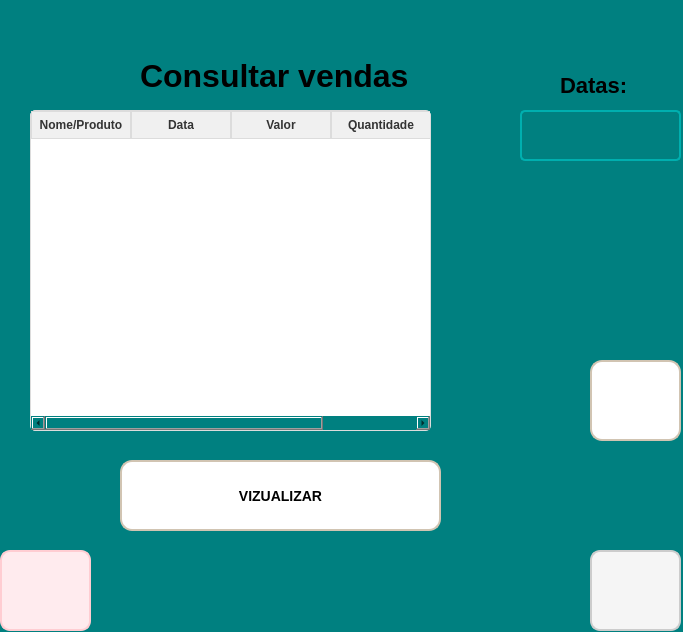
Qt form frm_VendasDiarias.ui (ArielAraujo18/ErpSistema) before a commit.
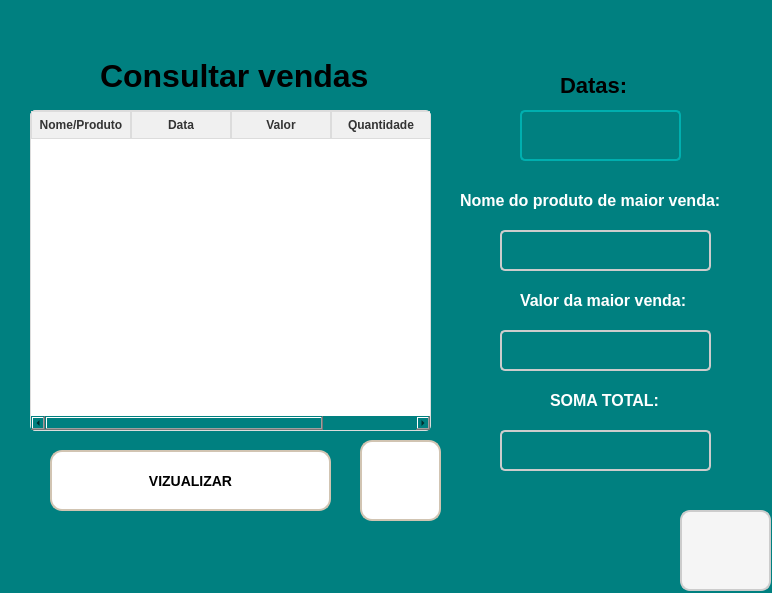
The same form after that commit. Icons and pictures are not drawn.

Patch:
```diff
--- a/frm_VendasDiarias.ui
+++ b/frm_VendasDiarias.ui
@@ -6,8 +6,8 @@
    <rect>
     <x>0</x>
     <y>0</y>
-    <width>683</width>
-    <height>632</height>
+    <width>772</width>
+    <height>593</height>
    </rect>
   </property>
   <property name="windowTitle">
@@ -22,7 +22,7 @@
   <widget class="QLabel" name="labe_Lucros">
    <property name="geometry">
     <rect>
-     <x>140</x>
+     <x>100</x>
      <y>60</y>
      <width>281</width>
      <height>31</height>
@@ -44,10 +44,10 @@
   <widget class="QPushButton" name="btn_Visualizar">
    <property name="geometry">
     <rect>
-     <x>120</x>
-     <y>460</y>
-     <width>321</width>
-     <height>71</height>
+     <x>50</x>
+     <y>450</y>
+     <width>281</width>
+     <height>61</height>
     </rect>
    </property>
    <property name="styleSheet">
@@ -81,53 +81,11 @@
     <string>VIZUALIZAR</string>
    </property>
   </widget>
-  <widget class="QPushButton" name="btn_excluir">
-   <property name="geometry">
-    <rect>
-     <x>0</x>
-     <y>550</y>
-     <width>91</width>
-     <height>81</height>
-    </rect>
-   </property>
-   <property name="styleSheet">
-    <string notr="true">QPushButton {
-    background-color: #ffebee; 
-    border: 2px solid #ffcdd2;
-    border-radius: 10px;
-    color: #b71c1c; 
-    font-size: 14px;
-    font-weight: bold;
-    padding: 10px 16px;
-    background-image:url(:/icon_exclu/excluir.png);
-    background-repeat: no-repeat;
-    background-position: center;
-    padding-left: 40px;
-    transition: all 0.3s ease;
-}
-
-QPushButton:hover {
-    background-color: #ffcdd2;
-    border-color: #e57373;
-    color: #d32f2f; 
-}
-
-QPushButton:pressed {
-    background-color: #e57373;
-    border-color: #b71c1c;
-    padding-left: 44px;
-    padding-top: 2px;
-}</string>
-   </property>
-   <property name="text">
-    <string/>
-   </property>
-  </widget>
   <widget class="QPushButton" name="btn_voltar">
    <property name="geometry">
     <rect>
-     <x>590</x>
-     <y>550</y>
+     <x>680</x>
+     <y>510</y>
      <width>91</width>
      <height>81</height>
     </rect>
@@ -363,9 +321,9 @@
   <widget class="QPushButton" name="btn_consul">
    <property name="geometry">
     <rect>
-     <x>590</x>
-     <y>360</y>
-     <width>91</width>
+     <x>360</x>
+     <y>440</y>
+     <width>81</width>
      <height>81</height>
     </rect>
    </property>
@@ -400,6 +358,171 @@
     <string/>
    </property>
   </widget>
+  <widget class="QLineEdit" name="txt_nome">
+   <property name="enabled">
+    <bool>false</bool>
+   </property>
+   <property name="geometry">
+    <rect>
+     <x>500</x>
+     <y>230</y>
+     <width>211</width>
+     <height>41</height>
+    </rect>
+   </property>
+   <property name="styleSheet">
+    <string notr="true">QLineEdit {
+    border: 2px solid #cccccc;
+	color: #000000;
+    border-radius: 5px; 
+    padding: 6px; 
+    font-size: 14px; 
+    background-color: ;
+    transition: all 0.3s ease;
+}
+
+QLineEdit:hover {
+    border: 2px solid #3f51b5; 
+    background-color: #f5f5f5; 
+}
+</string>
+   </property>
+   <property name="text">
+    <string/>
+   </property>
+  </widget>
+  <widget class="QLabel" name="lbl_nome">
+   <property name="geometry">
+    <rect>
+     <x>460</x>
+     <y>190</y>
+     <width>281</width>
+     <height>21</height>
+    </rect>
+   </property>
+   <property name="styleSheet">
+    <string notr="true">QLabel {
+    font-size: 16px;
+    color: #FFFFFF;
+    font-weight: bold;
+    text-shadow: 1px 1px 2px rgba(0, 0, 0, 0.4);
+}
+</string>
+   </property>
+   <property name="text">
+    <string>Nome do produto de maior venda:</string>
+   </property>
+  </widget>
+  <widget class="QLineEdit" name="txt_nome_2">
+   <property name="enabled">
+    <bool>false</bool>
+   </property>
+   <property name="geometry">
+    <rect>
+     <x>500</x>
+     <y>330</y>
+     <width>211</width>
+     <height>41</height>
+    </rect>
+   </property>
+   <property name="styleSheet">
+    <string notr="true">QLineEdit {
+    border: 2px solid #cccccc;
+	color: #000000;
+    border-radius: 5px; 
+    padding: 6px; 
+    font-size: 14px; 
+    background-color: ;
+    transition: all 0.3s ease;
+}
+
+QLineEdit:hover {
+    border: 2px solid #3f51b5; 
+    background-color: #f5f5f5; 
+}
+</string>
+   </property>
+   <property name="text">
+    <string/>
+   </property>
+  </widget>
+  <widget class="QLabel" name="lbl_nome_2">
+   <property name="geometry">
+    <rect>
+     <x>520</x>
+     <y>290</y>
+     <width>181</width>
+     <height>21</height>
+    </rect>
+   </property>
+   <property name="styleSheet">
+    <string notr="true">QLabel {
+    font-size: 16px;
+    color: #FFFFFF;
+    font-weight: bold;
+    text-shadow: 1px 1px 2px rgba(0, 0, 0, 0.4);
+}
+</string>
+   </property>
+   <property name="text">
+    <string>Valor da maior venda:</string>
+   </property>
+  </widget>
+  <widget class="QLineEdit" name="txt_nome_3">
+   <property name="enabled">
+    <bool>false</bool>
+   </property>
+   <property name="geometry">
+    <rect>
+     <x>500</x>
+     <y>430</y>
+     <width>211</width>
+     <height>41</height>
+    </rect>
+   </property>
+   <property name="styleSheet">
+    <string notr="true">QLineEdit {
+    border: 2px solid #cccccc;
+	color: #000000;
+    border-radius: 5px; 
+    padding: 6px; 
+    font-size: 14px; 
+    background-color: ;
+    transition: all 0.3s ease;
+}
+
+QLineEdit:hover {
+    border: 2px solid #3f51b5; 
+    background-color: #f5f5f5; 
+}
+</string>
+   </property>
+   <property name="text">
+    <string/>
+   </property>
+  </widget>
+  <widget class="QLabel" name="lbl_nome_3">
+   <property name="geometry">
+    <rect>
+     <x>550</x>
+     <y>390</y>
+     <width>121</width>
+     <height>21</height>
+    </rect>
+   </property>
+   <property name="styleSheet">
+    <string notr="true">QLabel {
+    font-size: 16px;
+    color: #FFFFFF;
+    font-weight: bold;
+    text-shadow: 1px 1px 2px rgba(0, 0, 0, 0.4);
+}
+</string>
+   </property>
+   <property name="text">
+    <string>SOMA TOTAL:</string>
+   </property>
+  </widget>
  </widget>
  <resources>
   <include location="icon_excluir_banco.qrc"/>
```
Left out of the diff: 1 changed line with no effect on the pictures.
